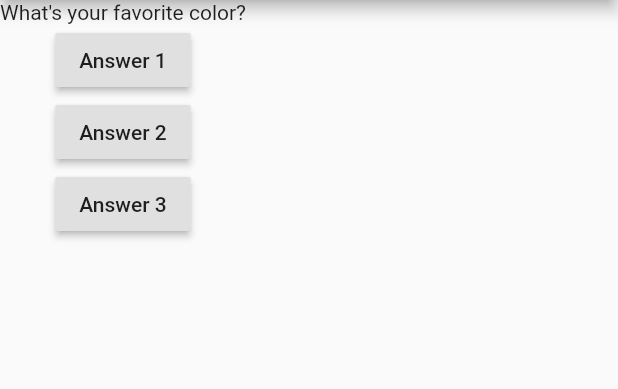
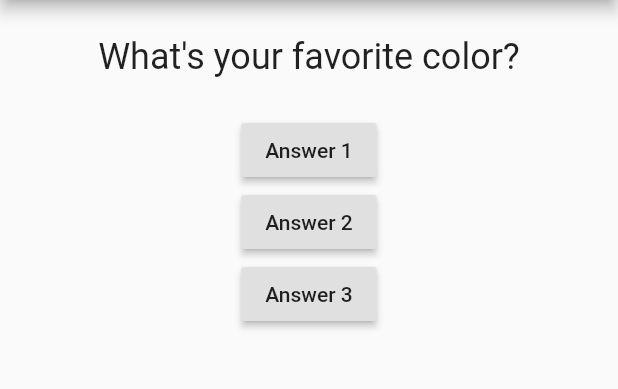
Before and after one commit to yoga-au/learn-flutter-part-1, a Flutter app: the screen it shows after launch, on a phone screen of 412 x 824 dp, the part 84-473 px from its top. Run offline on Flutter 3.47's test engine with Material 2 defaults, Android fonts, the phone set to English and light mode, and no system bars.

Commit message:
first styling

```diff
--- a/lib/question.dart
+++ b/lib/question.dart
@@ -8,6 +8,14 @@ class Question extends StatelessWidget {
 
   @override
   Widget build(BuildContext context) {
-    return Text(questionText);
+    return Container(
+      width: double.maxFinite,
+      margin: EdgeInsets.only(top: 24, bottom: 24),
+      child: Text(
+        questionText,
+        style: TextStyle(fontSize: 24),
+        textAlign: TextAlign.center,
+      ),
+    );
   }
 }
```
Also changed, not shown: 1 other file.
